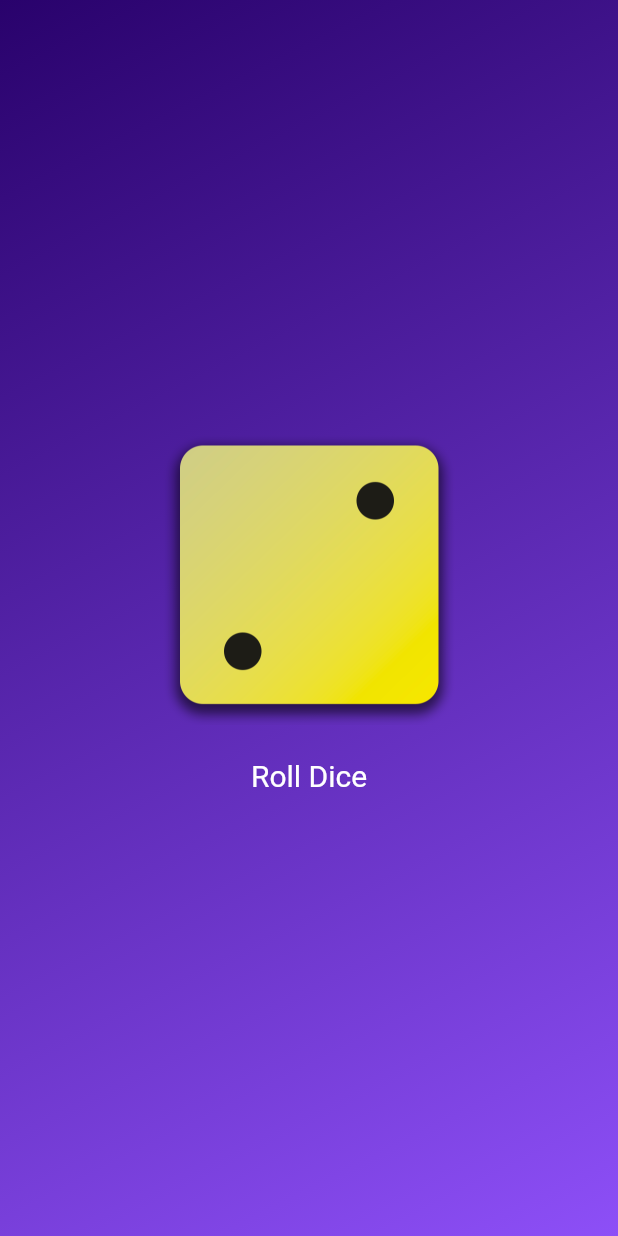
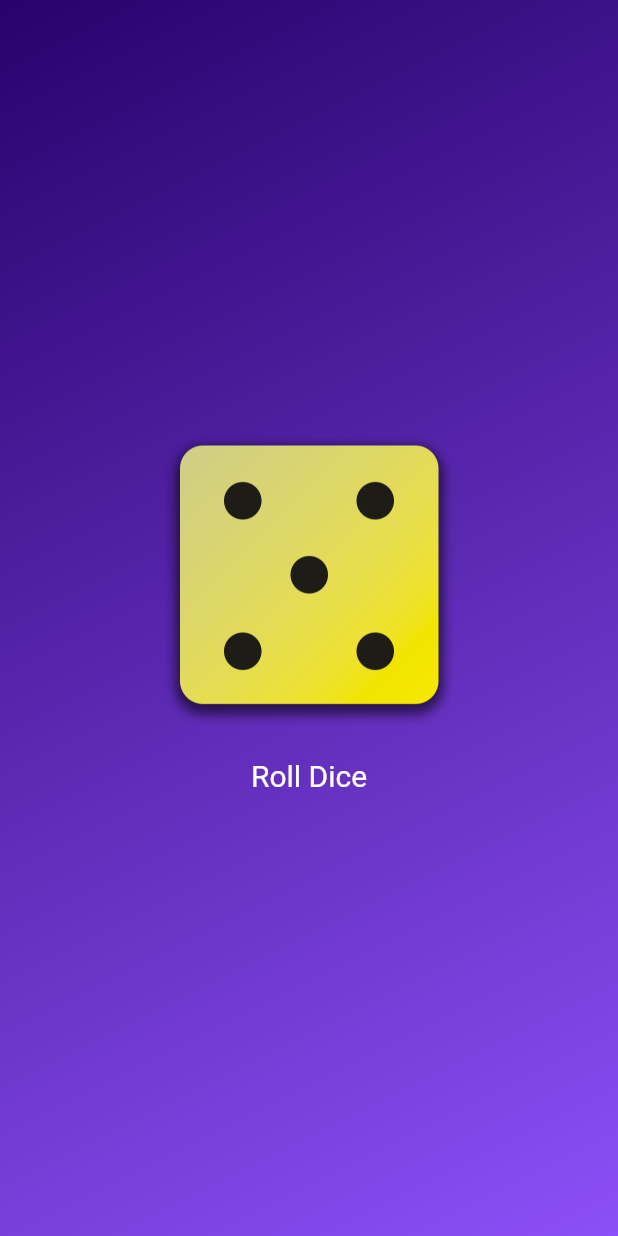
Before and after one commit to mathewwicky/dice_roller, a Flutter app: the screen it shows after launch, after a tap on "Roll Dice", on a phone screen of 412 x 824 dp. Run offline on Flutter 3.47's test engine with Material 3 defaults, Android fonts, the phone set to English and light mode, and no system bars.

Commit message:
random dice number

```diff
--- /dev/null
+++ b/lib/dice_roller.dart
@@ -0,0 +1,53 @@
+import 'dart:math';
+import 'package:flutter/material.dart';
+
+final randomizer = Random();
+
+class Roller extends StatefulWidget {
+  const Roller({super.key});
+
+  @override
+  State<Roller> createState() {
+    return _RollerState();
+  }
+}
+
+class _RollerState extends State<Roller> {
+  var activeDiceImage = 'assets/dice-images/dice-2.png';
+
+  // create a function for the onpress roll dice button
+
+  void rollDice() {
+    var diceRoll = randomizer.nextInt(6) + 1;
+    setState(() {
+      // logic for the button
+      activeDiceImage = 'assets/dice-images/dice-$diceRoll.png';
+      //print("helo");
+    });
+  }
+
+  @override
+  Widget build(BuildContext context) {
+    // TODO: implement build
+    return Column(
+      mainAxisSize: MainAxisSize.min,
+      children: [
+        Image.asset(
+          activeDiceImage,
+          width: 200,
+        ),
+        const SizedBox(
+          height: 10,
+        ),
+        TextButton(
+          onPressed: rollDice,
+          style: TextButton.styleFrom(
+            foregroundColor: Colors.white,
+            textStyle: const TextStyle(fontSize: 20),
+          ),
+          child: const Text("Roll Dice"),
+        )
+      ],
+    );
+  }
+}
--- a/lib/gradient_container.dart
+++ b/lib/gradient_container.dart
@@ -1,24 +1,17 @@
+import 'package:dice/dice_roller.dart';
 import 'package:flutter/material.dart';
-//import 'package:dice/style_text.dart';
+
 
 const startAligment = Alignment.topLeft;
 const endAligment = Alignment.bottomRight;
 
 class GradientContainer extends StatelessWidget {
-  GradientContainer(this.color1, this.color2, {super.key});
+  const GradientContainer(this.color1, this.color2, {super.key});
 
   final Color color1;
   final Color color2;
 
-  var activeDiceImage = 'assets/dice-images/dice-2.png';
 
-  // create a function for the onpress roll dice button
-
-  void rollDice() {
-    // logic for the button
-    activeDiceImage = 'assets/dice-images/dice-4.png';
-    print("helo");
-  }
 
   @override
   Widget build(BuildContext context) {
@@ -30,27 +23,9 @@ class GradientContainer extends StatelessWidget {
           end: endAligment,
         ),
       ),
-      child: Center(
-          child: Column(
-        mainAxisSize: MainAxisSize.min,
-        children: [
-          Image.asset(
-            activeDiceImage,
-            width: 200,
-          ),
-          const SizedBox(
-            height: 10,
-          ),
-          TextButton(
-            onPressed: rollDice,
-            style: TextButton.styleFrom(
-              foregroundColor: Colors.white,
-              textStyle: const TextStyle(fontSize: 20),
-            ),
-            child: const Text("Roll Dice"),
-          )
-        ],
-      )),
+      child:const Center(
+          child: Roller(),
+      ),
     );
   }
 }
--- a/lib/main.dart
+++ b/lib/main.dart
@@ -4,11 +4,11 @@ import 'package:dice/gradient_container.dart';
 
 void main() {
   runApp(
-     MaterialApp(
+    const MaterialApp(
       home: Scaffold(
         body: GradientContainer(
-         const Color.fromARGB(255, 41, 2, 108),
-         const Color.fromARGB(255, 141, 79, 247),
+          Color.fromARGB(255, 41, 2, 108),
+          Color.fromARGB(255, 141, 79, 247),
         ),
       ),
     ),
```
